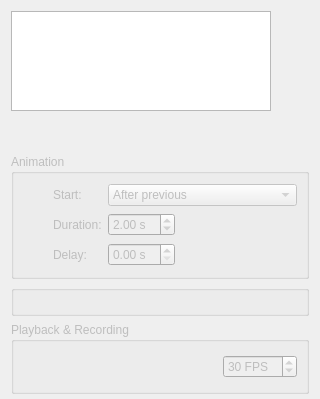
First picture: the form in Plugins/org.mitk.gui.qt.moviemaker2/src/internal/QmitkMovieMaker2View.ui, repository MITK/MITK, before the edit; both pictures show x 0 to 320 and y 0 to 399 of the 320 by 640 pixel window.
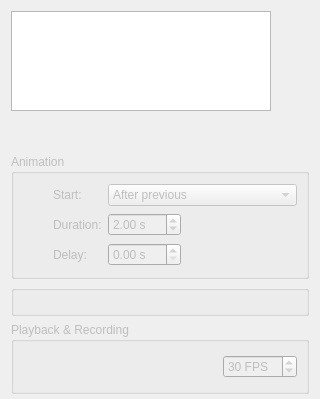
Second picture: the form after the edit. Icons and pictures are not drawn.

Commit message: Continued implementing new movie maker.

The edit to the form file:
```diff
--- a/Plugins/org.mitk.gui.qt.moviemaker2/src/internal/QmitkMovieMaker2View.ui
+++ b/Plugins/org.mitk.gui.qt.moviemaker2/src/internal/QmitkMovieMaker2View.ui
@@ -275,6 +275,12 @@
         <property name="suffix">
          <string> s</string>
         </property>
+        <property name="maximum">
+         <double>100.000000000000000</double>
+        </property>
+        <property name="singleStep">
+         <double>0.500000000000000</double>
+        </property>
         <property name="value">
          <double>2.000000000000000</double>
         </property>
@@ -338,6 +344,12 @@
         <property name="suffix">
          <string> s</string>
         </property>
+        <property name="maximum">
+         <double>100.000000000000000</double>
+        </property>
+        <property name="singleStep">
+         <double>0.500000000000000</double>
+        </property>
        </widget>
       </item>
      </layout>
```
The commit also changes 12 other files.
